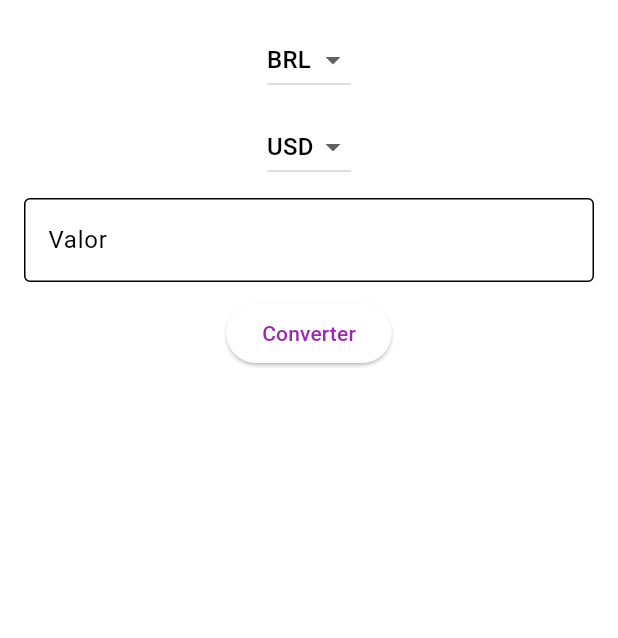
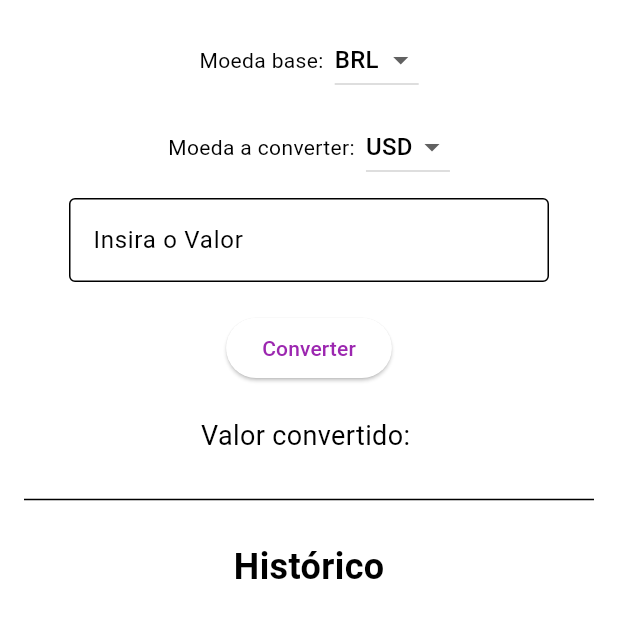
Before and after one commit to cinthiadutra/conversorApp, a Flutter app: the HomeView screen opened by its route, on a phone screen of 412 x 824 dp, the part 84-722 px from its top. Run offline on Flutter 3.47's test engine with Material 3 defaults, Android fonts, the phone set to English and light mode, and no system bars; our stand-ins replace dio, get; missing offline and left inert: mysql_client; accounts and stored records are empty.

```diff
--- a/lib/views/home_view.dart
+++ b/lib/views/home_view.dart
@@ -19,9 +19,11 @@ class HomeView extends StatelessWidget {
         centerTitle: true,
         actions: [
           IconButton(
-            icon: Icon(themeController.isDarkMode.value
+            icon: Icon(
+              themeController.isDarkMode.value
                   ? Icons.light_mode
-                : Icons.dark_mode),
+                  : Icons.dark_mode,
+            ),
             onPressed: () {
               themeController.toggleTheme();
             },
@@ -33,39 +35,65 @@ class HomeView extends StatelessWidget {
         child: Column(
           children: [
             // Dropdown para moeda de origem
-            Obx(() => DropdownButton<String>(
+            Row(
+              mainAxisAlignment: MainAxisAlignment.center,
+              children: [
+                Text('Moeda base:  '),
+                Obx(
+                  () => DropdownButton<String>(
                     value: controller.fromCurrency.value,
-                  onChanged: (value) => controller.fromCurrency.value = value!,
-                  items: controller.currencies
-                      .map((currency) => DropdownMenuItem(
+                    onChanged:
+                        (value) => controller.fromCurrency.value = value!,
+                    items:
+                        controller.currencies
+                            .map(
+                              (currency) => DropdownMenuItem(
                                 value: currency,
                                 child: Text(currency),
-                          ))
+                              ),
+                            )
                             .toList(),
-                )),
+                  ),
+                ),
+              ],
+            ),
             SizedBox(height: 10),
             // Dropdown para moeda de destino
-            Obx(() => DropdownButton<String>(
+            Row(
+              mainAxisAlignment: MainAxisAlignment.center,
+              children: [
+                Text('Moeda a converter:  '),
+                Obx(
+                  () => DropdownButton<String>(
                     value: controller.toCurrency.value,
                     onChanged: (value) => controller.toCurrency.value = value!,
-                  items: controller.currencies
-                      .map((currency) => DropdownMenuItem(
+                    items:
+                        controller.currencies
+                            .map(
+                              (currency) => DropdownMenuItem(
                                 value: currency,
                                 child: Text(currency),
-                          ))
+                              ),
+                            )
                             .toList(),
-                )),
+                  ),
+                ),
+              ],
+            ),
             SizedBox(height: 10),
             // Campo para inserir o valor
-            TextField(
+            Padding(
+              padding: const EdgeInsets.symmetric(horizontal: 30.0),
+              child: TextField(
                 controller: controller.amountController,
                 keyboardType: TextInputType.numberWithOptions(decimal: true),
                 decoration: InputDecoration(
-                labelText: 'Valor',
+                  hintText: 'Insira o Valor',
                   border: OutlineInputBorder(),
                 ),
               ),
-            SizedBox(height: 10),
+            ),
+            SizedBox(height: 20),
             // Botão para realizar a conversão
             ElevatedButton(
               onPressed: controller.convertCurrency,
@@ -73,26 +101,46 @@ class HomeView extends StatelessWidget {
             ),
             SizedBox(height: 20),
             // Exibição do resultado
-            Obx(() => Text(
+            Row(
+              mainAxisAlignment: MainAxisAlignment.center,
+              children: [
+                Text('Valor convertido: ', style: TextStyle(fontSize: 18)),
+                Obx(
+                  () => Text(
                     controller.result.value,
                     style: TextStyle(fontSize: 20, fontWeight: FontWeight.bold),
-                )),
+                  ),
+                ),
+              ],
+            ),
             SizedBox(height: 20),
             // Tabela com o histórico de conversões
+            Divider(),
+            SizedBox(height: 20),
+
+            Text(
+              'Histórico',
+              style: TextStyle(fontSize: 24, fontWeight: FontWeight.bold),
+            ),
+            SizedBox(height: 20),
             Expanded(
-              child: Obx(() => ListView.builder(
+              child: Obx(
+                () => ListView.builder(
                   itemCount: controller.history.length,
                   itemBuilder: (context, index) {
                     final ConversionModel conversion =
                         controller.history[index];
                     return ListTile(
                       title: Text(
-                            '${conversion.amount} ${conversion.fromCurrency} → ${conversion.toCurrency}'),
+                        '${conversion.amount} ${conversion.fromCurrency} → ${conversion.toCurrency}',
+                      ),
                       subtitle: Text(
-                            'Resultado: ${conversion.result} | Taxa: ${conversion.rate.toStringAsFixed(4)} | Data: ${conversion.date.toLocal().toString().split('.')[0]}'),
+                        'Resultado: ${conversion.result} | Taxa: ${conversion.rate.toStringAsFixed(4)} | Data: ${conversion.date.toLocal().toString().split('.')[0]}',
+                      ),
                     );
                   },
-                  )),
+                ),
+              ),
             ),
           ],
         ),
--- a/lib/views/register_view.dart
+++ b/lib/views/register_view.dart
@@ -35,6 +35,7 @@ class RegisterView extends StatelessWidget {
               ),
               SizedBox(height: 20),
               ElevatedButton(
+                key: const Key('register_button'),
                 onPressed: () => controller.register(),
                 child: Text('Registrar'),
               ),
--- a/pubspec.yaml
+++ b/pubspec.yaml
@@ -39,6 +39,7 @@ dependencies:
   dio: ^5.8.0+1
   equatable: ^2.0.7
   mysql1: 0.20.0
+  mocktail: ^1.0.4
 
 dev_dependencies:
   flutter_test:
```
Also changed, not shown: lib/services/test.dart (deleted, +0 -19 lines), lib/services/test_create_user.dart (deleted, +0 -29 lines), lib/services/test_mysql_connection.dart (deleted, +0 -26 lines), 7 other files. Lines whose indentation alone changed are shown as unchanged.
